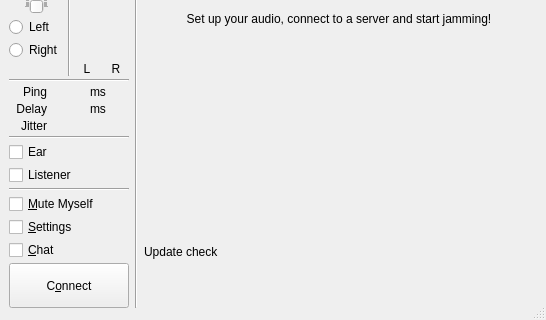
jazzmusiker/jamulus, file src/clientdlgbase.ui: the form before one commit; both pictures show x 0 to 546 and y 170 to 490 of the 546 by 490 pixel window.
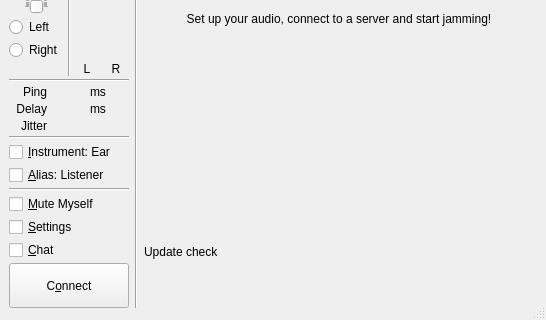
The form after the commit. Icons and pictures are not drawn. Custom widgets are drawn as their Qt base class.

Commit message: corrected wording, added german translation

Patch:
```diff
--- a/src/clientdlgbase.ui
+++ b/src/clientdlgbase.ui
@@ -495,14 +495,14 @@
             <item>
              <widget class="QCheckBox" name="chbEar">
               <property name="text">
-               <string>Ear</string>
+               <string>&amp;Instrument: Ear</string>
               </property>
              </widget>
             </item>
             <item>
              <widget class="QCheckBox" name="chbListener">
               <property name="text">
-               <string>Listener</string>
+               <string>&amp;Alias: Listener</string>
               </property>
              </widget>
             </item>
```
The commit also changes 1 other file.
